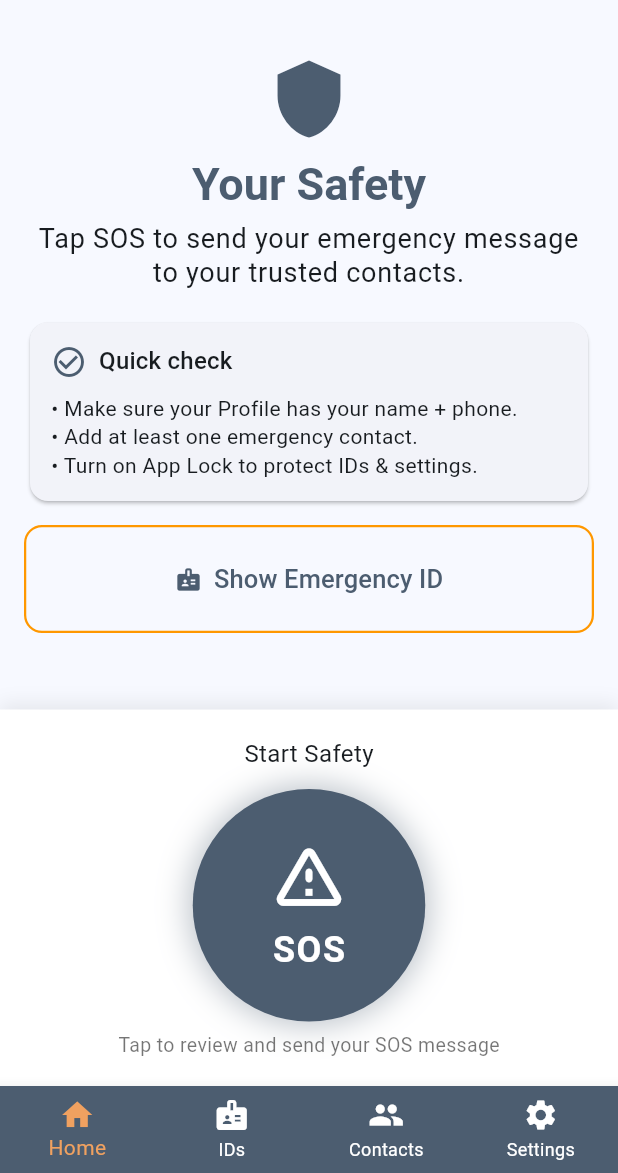
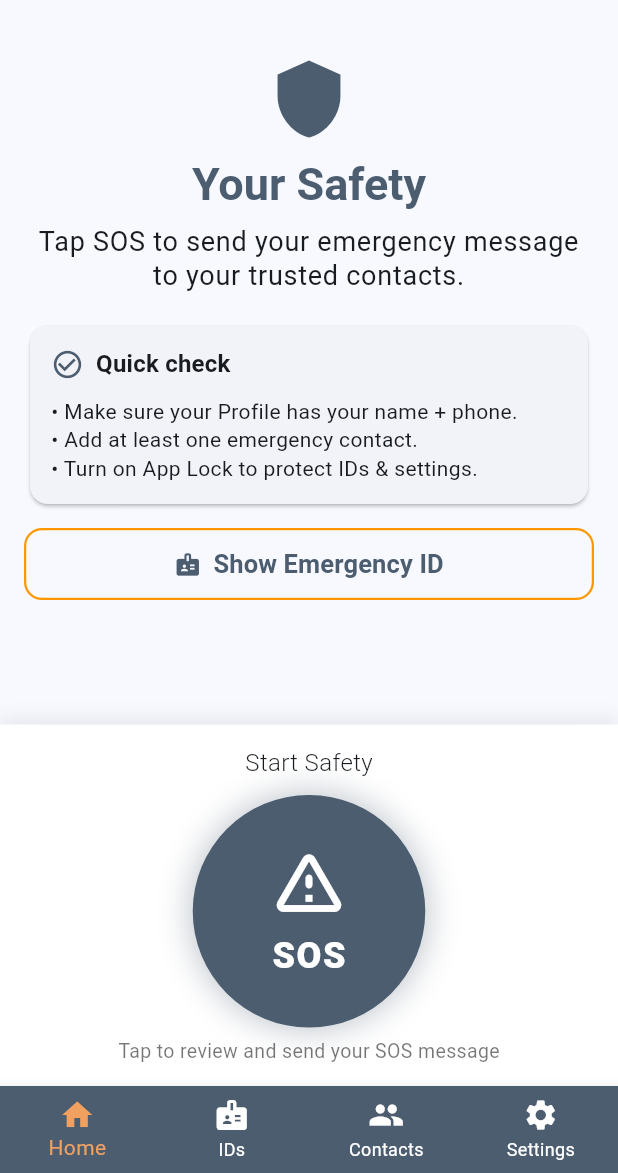
Before and after one commit to DavecyLLC/sos_identity, a Flutter app: the DashboardScreen screen opened directly, on a phone screen of 412 x 824 dp, the part 63-1236 px from its top. Run offline on Flutter 3.47's test engine with Material 3 defaults, Android fonts, the phone set to English and light mode, and no system bars; our stand-ins replace camera, geolocator, image_picker, shared_preferences; missing offline and left inert: flutter_sms; accounts and stored records are empty.

Commit message:
Fix scaling on smaller screens

```diff
--- a/lib/screens/dashboard_screen.dart
+++ b/lib/screens/dashboard_screen.dart
@@ -43,21 +43,18 @@ class _DashboardScreenState extends State<DashboardScreen> {
       bottomNavigationBar: BottomNavigationBar(
         currentIndex: _currentIndex,
         onTap: (index) async {
-          // Home is always allowed
           if (index == 0) {
             setState(() => _currentIndex = index);
             return;
           }
 
-          // IDs / Contacts / Settings require unlock (if enabled)
           final ok = await _ensureUnlocked(context);
           if (!ok || !mounted) return;
 
           setState(() => _currentIndex = index);
         },
-        selectedItemColor: Color(0xFFF0A160),
+        selectedItemColor: const Color(0xFFF0A160),
         unselectedItemColor: Colors.white,
-        selectedLabelStyle: const TextStyle(),
         type: BottomNavigationBarType.fixed,
         backgroundColor: const Color(0xFF4C5D70),
         items: const [
@@ -89,9 +86,7 @@ class _DashboardScreenState extends State<DashboardScreen> {
     if (!mustUnlock) return true;
 
     final ok = await Navigator.of(context).push<bool>(
-      MaterialPageRoute(
-        builder: (_) => const LockScreen(setupMode: false),
-      ),
+      MaterialPageRoute(builder: (_) => const LockScreen(setupMode: false)),
     );
 
     if (ok == true) {
@@ -123,59 +118,72 @@ class _DashboardScreenState extends State<DashboardScreen> {
   }
 
   // -----------------------------------------------------------
-  // HOME PAGE
+  // HOME PAGE (RESPONSIVE)
   // -----------------------------------------------------------
   Widget _buildHomePage(BuildContext context) {
     final theme = Theme.of(context);
 
+    final size = MediaQuery.of(context).size;
+    final w = size.width;
+    final h = size.height;
+
+    final isSmallPhone = w < 360 || h < 700;
+
+    // Scale down gently on small devices; keep normal on larger devices.
+    double s(double v) => isSmallPhone ? v * 0.88 : v;
+
+    // BottomSheet height estimate (so content never hides behind it)
+    final bottomSheetHeight = isSmallPhone ? 240.0 : 280.0;
+
     return Scaffold(
-      appBar: AppBar(
-        title: const Text('SOS Identity'),
-      ),
+      appBar: AppBar(title: const Text('SOS Identity')),
       body: SafeArea(
-        child: Padding(
-          padding: const EdgeInsets.all(16),
+        child: LayoutBuilder(
+          builder: (context, constraints) {
+            return SingleChildScrollView(
+              padding: EdgeInsets.fromLTRB(16, 16, 16, bottomSheetHeight),
               child: Center(
                 child: ConstrainedBox(
                   constraints: const BoxConstraints(maxWidth: 520),
                   child: Column(
                     crossAxisAlignment: CrossAxisAlignment.stretch,
                     children: [
-                  const SizedBox(height: 8),
+                      SizedBox(height: s(8)),
 
                       Icon(
                         Icons.shield,
-                    size: 56,
+                        size: s(56),
                         color: theme.colorScheme.primary,
                       ),
-                  const SizedBox(height: 12),
+                      SizedBox(height: s(12)),
 
                       Text(
                         'Your Safety',
                         textAlign: TextAlign.center,
                         style: theme.textTheme.headlineSmall?.copyWith(
-                        fontSize: 30,
+                          fontSize: isSmallPhone ? 24 : 30,
                           fontWeight: FontWeight.bold,
                           color: const Color(0xFF4C5D70),
                           height: 1.1,
                         ),
                       ),
 
-                  const SizedBox(height: 8),
+                      SizedBox(height: s(10)),
 
                       Text(
                         'Tap SOS to send your emergency message to your trusted contacts.',
                         textAlign: TextAlign.center,
                         style: theme.textTheme.bodyLarge?.copyWith(
-                      fontSize: 18,
+                          fontSize: isSmallPhone ? 15.5 : 18,
                           height: 1.3,
                         ),
                       ),
-                  const SizedBox(height: 18),
+
+                      SizedBox(height: s(18)),
 
                       Card(
                         child: Padding(
-                      padding: const EdgeInsets.all(14),
+                          padding: EdgeInsets.all(s(14)),
                           child: Column(
                             crossAxisAlignment: CrossAxisAlignment.start,
                             children: [
@@ -184,23 +192,26 @@ class _DashboardScreenState extends State<DashboardScreen> {
                                   Icon(
                                     Icons.check_circle_outline,
                                     color: theme.colorScheme.primary,
+                                    size: s(22),
                                   ),
-                              const SizedBox(width: 8),
+                                  SizedBox(width: s(8)),
                                   Text(
                                     'Quick check',
                                     style: theme.textTheme.titleMedium?.copyWith(
-
+                                      fontWeight: FontWeight.w700,
+                                      fontSize: isSmallPhone ? 16 : null,
                                     ),
                                   ),
                                 ],
                               ),
-                          const SizedBox(height: 10),
+                              SizedBox(height: s(10)),
                               Text(
                                 '• Make sure your Profile has your name + phone.\n'
                                 '• Add at least one emergency contact.\n'
                                 '• Turn on App Lock to protect IDs & settings.',
                                 style: theme.textTheme.bodyMedium?.copyWith(
                                   height: 1.35,
+                                  fontSize: isSmallPhone ? 13.5 : null,
                                 ),
                               ),
                             ],
@@ -208,28 +219,31 @@ class _DashboardScreenState extends State<DashboardScreen> {
                         ),
                       ),
 
-                  const SizedBox(height: 12),
+                      SizedBox(height: s(12)),
 
                       OutlinedButton.icon(
                         onPressed: () => _goShowId(context),
                         icon: const Icon(Icons.badge),
-                    label: const Padding(
-                      padding: EdgeInsets.symmetric(vertical: 10),
-                      child: Text(
+                        style: OutlinedButton.styleFrom(
+                          padding: EdgeInsets.symmetric(
+                            vertical: isSmallPhone ? 10 : 12,
+                            horizontal: 12,
+                          ),
+                        ),
+                        label: Text(
                           'Show Emergency ID',
-                        style: TextStyle(fontSize: 17),
+                          style: TextStyle(
+                            fontSize: isSmallPhone ? 15.5 : 17,
+                            fontWeight: FontWeight.w600,
                           ),
                         ),
                       ),
-
-                  const Spacer(),
-
-                  // ✅ clearance so content never hides under the bottom SOS space
-                  const SizedBox(height: 200),
                     ],
                   ),
                 ),
               ),
+            );
+          },
         ),
       ),
     );
@@ -243,9 +257,22 @@ class _StartSafetyBottomButton extends StatelessWidget {
 
   @override
   Widget build(BuildContext context) {
+    final size = MediaQuery.of(context).size;
+    final w = size.width;
+    final h = size.height;
+
+    final isSmallPhone = w < 360 || h < 700;
+
+    double s(double v) => isSmallPhone ? v * 0.88 : v;
+
+    final buttonSize = isSmallPhone ? 120.0 : 155.0;
+    final iconSize = isSmallPhone ? 42.0 : 54.0;
+    final sosTextSize = isSmallPhone ? 20.0 : 24.0;
+
     return SafeArea(
       child: Container(
-        padding: const EdgeInsets.symmetric(vertical: 18),
+        width: double.infinity,
+        padding: EdgeInsets.symmetric(vertical: s(14)),
         decoration: BoxDecoration(
           color: Colors.white,
           boxShadow: [
@@ -259,45 +286,45 @@ class _StartSafetyBottomButton extends StatelessWidget {
         child: Column(
           mainAxisSize: MainAxisSize.min,
           children: [
-            const Text(
+            Text(
               'Start Safety',
               style: TextStyle(
-                fontSize: 16,
-
+                fontSize: isSmallPhone ? 14 : 16,
+                fontWeight: FontWeight.w300,
               ),
             ),
-            const SizedBox(height: 12),
+            SizedBox(height: s(10)),
             Center(
               child: GestureDetector(
                 onTap: onPressed,
                 child: Container(
-                  width: 155,
-                  height: 155,
+                  width: buttonSize,
+                  height: buttonSize,
                   decoration: BoxDecoration(
                     shape: BoxShape.circle,
-                    color: Color(0xFF4C5D70),
+                    color: const Color(0xFF4C5D70),
                     boxShadow: [
                       BoxShadow(
-                        color: Color(0xFF4C5D70).withOpacity(0.4),
-                        blurRadius: 18,
+                        color: const Color(0xFF4C5D70).withOpacity(0.35),
+                        blurRadius: isSmallPhone ? 14 : 18,
                         spreadRadius: 2,
                       ),
                     ],
                   ),
                   child: Column(
                     mainAxisAlignment: MainAxisAlignment.center,
-                    children: const [
+                    children: [
                       Icon(
                         Icons.warning_amber_rounded,
-                        size: 54,
+                        size: iconSize,
                         color: Colors.white,
                       ),
-                      SizedBox(height: 6),
+                      SizedBox(height: s(6)),
                       Text(
                         'SOS',
                         style: TextStyle(
-                          fontSize: 24,
-                          fontWeight: FontWeight.w700,
+                          fontSize: sosTextSize,
+                          fontWeight: FontWeight.w800,
                           color: Colors.white,
                           letterSpacing: 1,
                         ),
@@ -307,10 +334,13 @@ class _StartSafetyBottomButton extends StatelessWidget {
                 ),
               ),
             ),
-            const SizedBox(height: 6),
-            const Text(
+            SizedBox(height: s(6)),
+            Text(
               'Tap to review and send your SOS message',
-              style: TextStyle(fontSize: 13, color: Colors.black54),
+              style: TextStyle(
+                fontSize: isSmallPhone ? 12 : 13,
+                color: Colors.black54,
+              ),
             ),
           ],
         ),
--- a/pubspec.yaml
+++ b/pubspec.yaml
@@ -2,7 +2,7 @@ name: sos_identity
 description: A personal safety and identity emergency app.
 publish_to: "none"
 
-version: 1.0.1+1
+version: 1.0.2+1
 
 environment:
   sdk: ">=3.0.0 <4.0.0"
```
Lines whose indentation alone changed are shown as unchanged.
